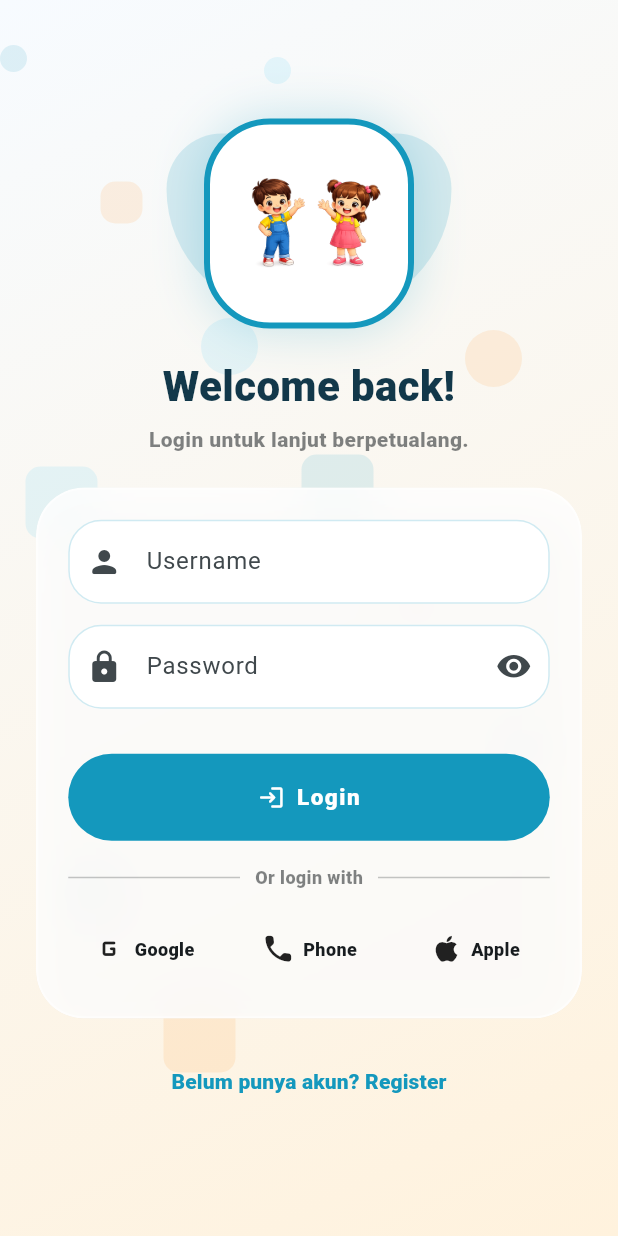
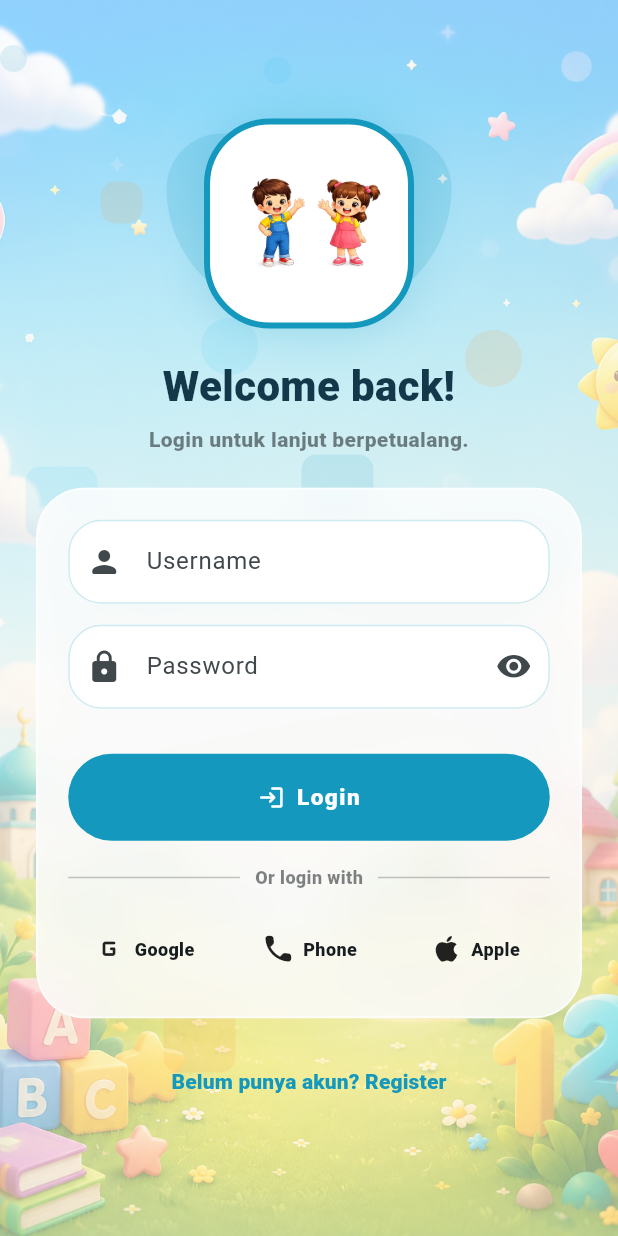
Before and after one commit to kolabfit/App_Paud_Sentrakreasi, a Flutter app: the AuthScreen screen opened directly, on a phone screen of 412 x 824 dp. Run offline on Flutter 3.47's test engine with Material 3 defaults, Android fonts, the phone set to English and light mode, and no system bars; drawn by our look-alikes of flutter_animate; our stand-ins replace args, cached_network_image, confetti, file_picker, flutter_riverpod, flutter_tts and 10 more; missing offline and left inert: build_cli_annotations, dart:ffi; accounts and stored records are empty; Roboto replaces fonts that are missing (Arial).

Commit message:
feat: implement custom screen widgets and add supporting UI assets for application interface

```diff
--- a/lib/src/screen_widgets.dart
+++ b/lib/src/screen_widgets.dart
@@ -695,10 +695,21 @@ class ThemedBackground extends ConsumerWidget {
   @override
   Widget build(BuildContext context, WidgetRef ref) {
     final t = ref.watch(appStateProvider).theme;
-    return Container(
+    return DecoratedBox(
       decoration: BoxDecoration(
+        color: t.bg,
+        image: t.backgroundAsset == null
+            ? null
+            : DecorationImage(
+                image: AssetImage(t.backgroundAsset!),
+                fit: BoxFit.cover,
+                opacity: .42,
+              ),
         gradient: LinearGradient(
-          colors: [t.gradientStart, t.gradientEnd],
+          colors: [
+            t.gradientStart.withValues(alpha: .88),
+            t.gradientEnd.withValues(alpha: .88),
+          ],
           begin: Alignment.topLeft,
           end: Alignment.bottomRight,
         ),
--- a/lib/src/theme_data.dart
+++ b/lib/src/theme_data.dart
@@ -13,6 +13,7 @@ class AppThemeData {
     required this.widgetBorder,
     required this.gradientStart,
     required this.gradientEnd,
+    this.backgroundAsset,
     this.dark = false,
   });
 
@@ -28,6 +29,7 @@ class AppThemeData {
   final Color widgetBorder;
   final Color gradientStart;
   final Color gradientEnd;
+  final String? backgroundAsset;
 }
 
 const appThemes = [
@@ -43,6 +45,7 @@ const appThemes = [
     widgetBorder: Color(0xff1498bd),
     gradientStart: Color(0xfff7fbff),
     gradientEnd: Color(0xfffff2dd),
+    backgroundAsset: 'assets/images/Background_image.png',
   ),
   AppThemeData(
     id: 'alam',
```
Also changed, not shown: assets/images/Anak_LakiLaki_Menu.png (added), assets/images/Background_image.png (added), assets/images/Badge.png (added), assets/images/Bernyanyi.png (added), assets/images/Logo_123.png, assets/images/Logo_Membaca.png, assets/images/Logo_iqra.png, assets/images/Mic.png (added).
